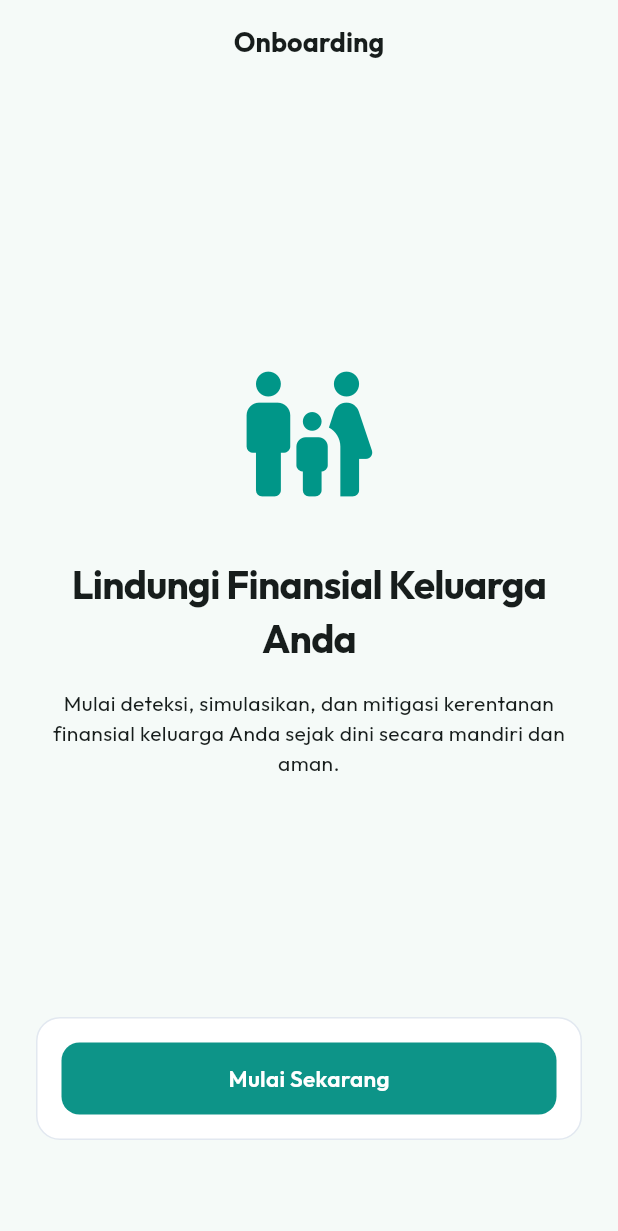
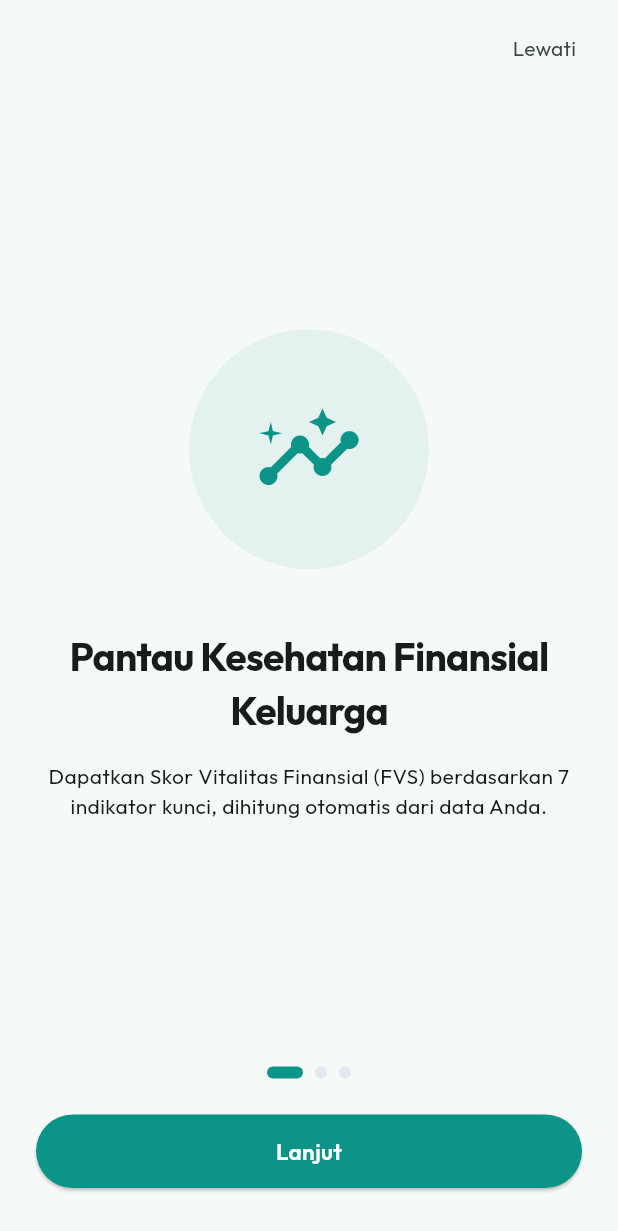
Before and after one commit to MlnKh18/LifeGuard-Finance, a Flutter app: the screen it shows after launch, on a phone screen of 412 x 824 dp. Shown: the top 1231 px of the screen. Run offline on Flutter 3.47's test engine with Material 3 defaults, Android fonts, the phone set to English and light mode, and no system bars; our stand-ins replace dartz, equatable, firebase_core, fl_chart, flutter_bloc, get_it and 3 more; accounts and stored records are empty.

Commit message:
feat: redesign onboarding into a 3-slide welcome carousel
The Stitch onboarding mockups turned out to model the financial
profile form, which already exists and is fully wired at
/family-profile (post-login). /onboarding runs pre-login with no
family context yet, so duplicating that form there would collect
data with nowhere real to save it.

Replace the single static welcome screen with a 3-slide PageView
introducing the app's core loop (FVS monitoring, crisis simulation,
mitigation plan), using AppColors tokens instead of a hardcoded
Colors.teal, dot step indicator, and pill Back/Continue buttons.

```diff
--- a/Frontend/lifeguard_finance/lib/features/onboarding/presentation/pages/onboarding_page.dart
+++ b/Frontend/lifeguard_finance/lib/features/onboarding/presentation/pages/onboarding_page.dart
@@ -1,52 +1,166 @@
 import 'package:flutter/material.dart';
 import 'package:go_router/go_router.dart';
+import '../../../../core/theme/app_colors.dart';
 import '../../../../core/theme/app_text_styles.dart';
-import '../../../../core/widgets/primary_button.dart';
-import '../../../../core/widgets/app_card.dart';
 
-class OnboardingPage extends StatelessWidget {
+class _OnboardingSlide {
+  final IconData icon;
+  final String title;
+  final String description;
+
+  const _OnboardingSlide({required this.icon, required this.title, required this.description});
+}
+
+const _slides = [
+  _OnboardingSlide(
+    icon: Icons.insights_rounded,
+    title: 'Pantau Kesehatan Finansial Keluarga',
+    description: 'Dapatkan Skor Vitalitas Finansial (FVS) berdasarkan 7 indikator kunci, dihitung otomatis dari data Anda.',
+  ),
+  _OnboardingSlide(
+    icon: Icons.science_rounded,
+    title: 'Simulasikan Skenario Krisis',
+    description: 'Uji ketahanan keuangan Anda terhadap PHK, biaya medis, atau kenaikan suku bunga sebelum itu terjadi.',
+  ),
+  _OnboardingSlide(
+    icon: Icons.shield_rounded,
+    title: 'Mitigasi dengan Rencana Aksi',
+    description: 'Ikuti rencana 30/60/90 hari yang dipersonalisasi untuk memperkuat ketahanan finansial keluarga Anda.',
+  ),
+];
+
+class OnboardingPage extends StatefulWidget {
   const OnboardingPage({super.key});
 
   @override
+  State<OnboardingPage> createState() => _OnboardingPageState();
+}
+
+class _OnboardingPageState extends State<OnboardingPage> {
+  final _controller = PageController();
+  int _page = 0;
+
+  @override
+  void dispose() {
+    _controller.dispose();
+    super.dispose();
+  }
+
+  void _next() {
+    if (_page == _slides.length - 1) {
+      context.go('/auth-entry');
+      return;
+    }
+    _controller.nextPage(duration: const Duration(milliseconds: 300), curve: Curves.easeOut);
+  }
+
+  void _back() {
+    if (_page == 0) return;
+    _controller.previousPage(duration: const Duration(milliseconds: 300), curve: Curves.easeOut);
+  }
+
+  @override
   Widget build(BuildContext context) {
+    final isLast = _page == _slides.length - 1;
+
     return Scaffold(
-      appBar: AppBar(
-        title: const Text('Onboarding'),
-      ),
-      body: Padding(
-        padding: const EdgeInsets.all(24.0),
+      backgroundColor: AppColors.background,
+      body: SafeArea(
         child: Column(
-          mainAxisAlignment: MainAxisAlignment.center,
-          crossAxisAlignment: CrossAxisAlignment.center,
           children: [
-            const Spacer(),
-            const Icon(
-              Icons.family_restroom_rounded,
-              size: 100,
-              color: Colors.teal,
+            Align(
+              alignment: Alignment.topRight,
+              child: Padding(
+                padding: const EdgeInsets.fromLTRB(16, 8, 16, 0),
+                child: TextButton(
+                  onPressed: () => context.go('/auth-entry'),
+                  child: Text('Lewati', style: AppTextStyles.bodyMedium.copyWith(color: AppColors.textSecondary)),
+                ),
+              ),
             ),
-            const SizedBox(height: 32),
-            Text(
-              'Lindungi Finansial Keluarga Anda',
-              style: AppTextStyles.heading1,
-              textAlign: TextAlign.center,
-            ),
-            const SizedBox(height: 16),
-            Text(
-              'Mulai deteksi, simulasikan, dan mitigasi kerentanan finansial keluarga Anda sejak dini secara mandiri dan aman.',
-              style: AppTextStyles.bodyMedium,
-              textAlign: TextAlign.center,
-            ),
-            const Spacer(),
-            AppCard(
-              child: PrimaryButton(
-                text: 'Mulai Sekarang',
-                onPressed: () {
-                  context.go('/auth-entry');
+            Expanded(
+              child: PageView.builder(
+                controller: _controller,
+                itemCount: _slides.length,
+                onPageChanged: (i) => setState(() => _page = i),
+                itemBuilder: (context, index) {
+                  final slide = _slides[index];
+                  return Padding(
+                    padding: const EdgeInsets.symmetric(horizontal: 32),
+                    child: Column(
+                      mainAxisAlignment: MainAxisAlignment.center,
+                      children: [
+                        Container(
+                          width: 160,
+                          height: 160,
+                          decoration: BoxDecoration(
+                            color: AppColors.primary.withAlpha(20),
+                            shape: BoxShape.circle,
+                          ),
+                          child: Icon(slide.icon, size: 72, color: AppColors.primary),
+                        ),
+                        const SizedBox(height: 40),
+                        Text(slide.title, style: AppTextStyles.heading1, textAlign: TextAlign.center),
+                        const SizedBox(height: 16),
+                        Text(slide.description, style: AppTextStyles.bodyMedium, textAlign: TextAlign.center),
+                      ],
+                    ),
+                  );
                 },
               ),
             ),
-            SizedBox(height: 40)
+            Row(
+              mainAxisAlignment: MainAxisAlignment.center,
+              children: List.generate(_slides.length, (i) {
+                final isActive = i == _page;
+                return AnimatedContainer(
+                  duration: const Duration(milliseconds: 200),
+                  margin: const EdgeInsets.symmetric(horizontal: 4),
+                  width: isActive ? 24 : 8,
+                  height: 8,
+                  decoration: BoxDecoration(
+                    color: isActive ? AppColors.primary : AppColors.border,
+                    borderRadius: BorderRadius.circular(4),
+                  ),
+                );
+              }),
+            ),
+            Padding(
+              padding: const EdgeInsets.fromLTRB(24, 24, 24, 32),
+              child: Row(
+                children: [
+                  if (_page > 0)
+                    Expanded(
+                      child: OutlinedButton(
+                        onPressed: _back,
+                        style: OutlinedButton.styleFrom(
+                          padding: const EdgeInsets.symmetric(vertical: 14),
+                          shape: RoundedRectangleBorder(borderRadius: BorderRadius.circular(999)),
+                          side: const BorderSide(color: AppColors.border),
+                        ),
+                        child: Text('Kembali', style: AppTextStyles.bodyMedium.copyWith(fontWeight: FontWeight.w600)),
+                      ),
+                    ),
+                  if (_page > 0) const SizedBox(width: 12),
+                  Expanded(
+                    flex: 2,
+                    child: ElevatedButton(
+                      onPressed: _next,
+                      style: ElevatedButton.styleFrom(
+                        backgroundColor: AppColors.primary,
+                        foregroundColor: Colors.white,
+                        padding: const EdgeInsets.symmetric(vertical: 14),
+                        shape: RoundedRectangleBorder(borderRadius: BorderRadius.circular(999)),
+                      ),
+                      child: Text(
+                        isLast ? 'Mulai Sekarang' : 'Lanjut',
+                        style: AppTextStyles.button,
+                      ),
+                    ),
+                  ),
+                ],
+              ),
+            ),
           ],
         ),
       ),
```
